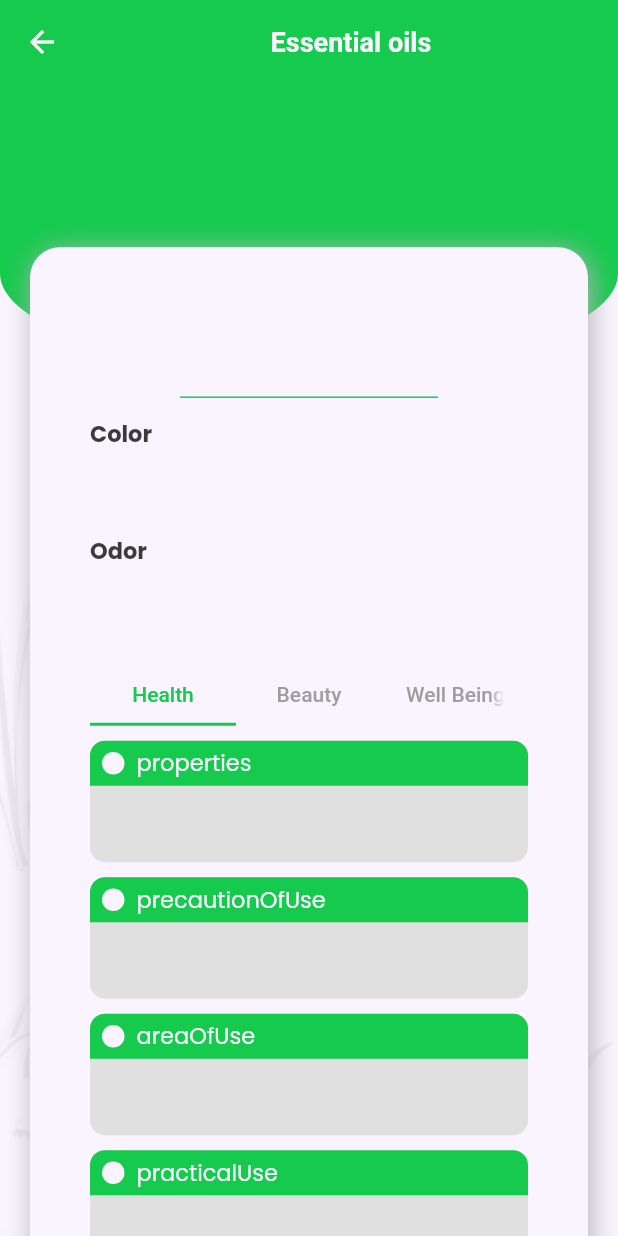
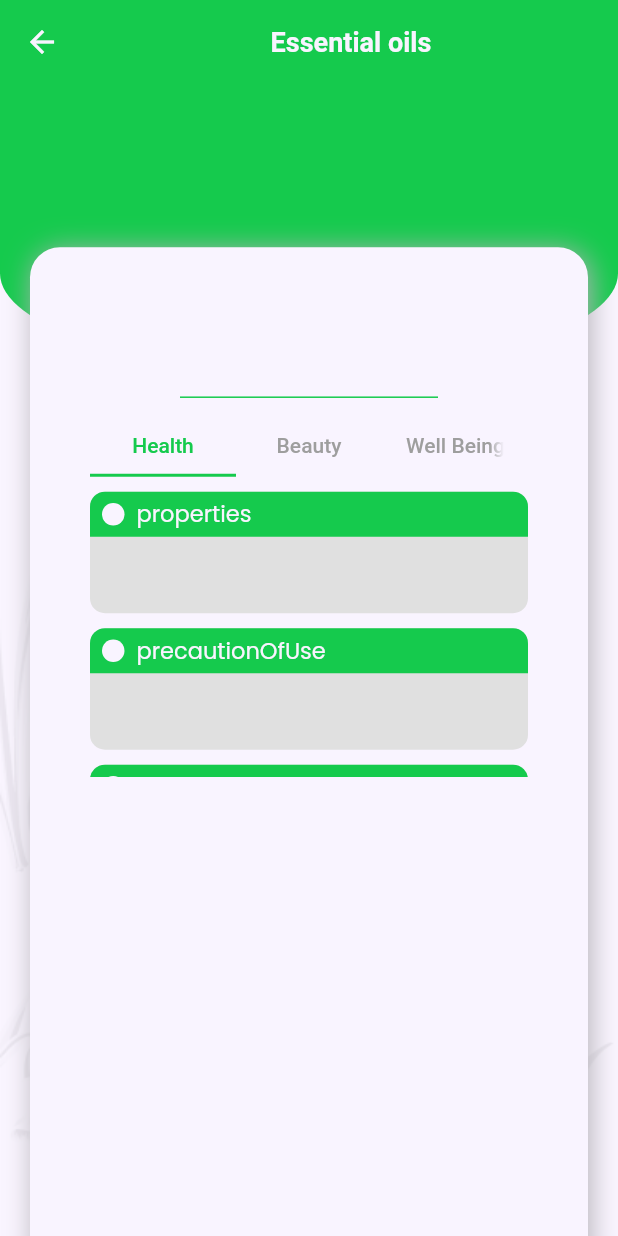
Before and after one commit to phytogenia/aromatherapy-app, a Flutter app: the OilDetails screen opened directly with empty values, on a phone screen of 412 x 824 dp. Run offline on Flutter 3.47's test engine with Material 2 defaults, Android fonts, the phone set to English and light mode, and no system bars; our stand-ins replace cloud_firestore, curved_navigation_bar, firebase_auth, firebase_core, google_fonts, google_sign_in and 2 more; missing offline and left inert: flutter_facebook_auth; accounts and stored records are empty.

Commit message:
oils properties list height fix

```diff
--- a/lib/screens/home/oils/oil_details.dart
+++ b/lib/screens/home/oils/oil_details.dart
@@ -126,6 +126,7 @@ class _OilDetailsState extends State<OilDetails> {
                           padding: const EdgeInsets.symmetric(
                               vertical: 20, horizontal: 40),
                           child: SingleChildScrollView(
+
                             child: Column(
                               children: [
                                 const SizedBox(height: 8),
@@ -156,8 +157,8 @@ class _OilDetailsState extends State<OilDetails> {
                                   color: kPrimaryColor,
                                 ),
                                 const SizedBox(height: 5),
-                                !s.isEmpty ?
-                                Column(
+                                !s.isEmpty
+                                    ? Column(
                                         children: [
                                           const Align(
                                             alignment: Alignment.topLeft,
@@ -180,13 +181,13 @@ class _OilDetailsState extends State<OilDetails> {
                                             ),
                                           ),
                                           const SizedBox(height: 10),
-
                                         ],
-                                ):
-                                    const SizedBox(height: 0,),
-
-                                !p.isEmpty ?
-                                Column(
+                                      )
+                                    : const SizedBox(
+                                        height: 0,
+                                      ),
+                                !p.isEmpty
+                                    ? Column(
                                         children: [
                                           const Align(
                                             alignment: Alignment.topLeft,
@@ -198,7 +199,6 @@ class _OilDetailsState extends State<OilDetails> {
                                                   fontWeight: FontWeight.bold),
                                             ),
                                           ),
-
                                           Align(
                                             alignment: Alignment.topLeft,
                                             child: Text(
@@ -210,11 +210,13 @@ class _OilDetailsState extends State<OilDetails> {
                                             ),
                                           ),
                                           const SizedBox(height: 10),
-
                                         ],
-                                ): const SizedBox(height: 0,),
-
-                               !aspect.isEmpty? Column(
+                                      )
+                                    : const SizedBox(
+                                        height: 0,
+                                      ),
+                                !aspect.isEmpty
+                                    ? Column(
                                         children: [
                                           const Align(
                                             alignment: Alignment.topLeft,
@@ -229,15 +231,17 @@ class _OilDetailsState extends State<OilDetails> {
                                           const SizedBox(height: 5),
                                           SizedBox(
                                             height: 40,
-                                      child:
-                                      PrimaryListProperties(properties: aspect),
+                                            child: PrimaryListProperties(
+                                                properties: aspect),
                                           ),
                                           const SizedBox(height: 10),
-
                                         ],
-                                ): SizedBox(height: 0,),
-
-                                Column(
+                                      )
+                                    : SizedBox(
+                                        height: 0,
+                                      ),
+                                colo.isNotEmpty
+                                    ? Column(
                                         children: [
                                           const Align(
                                             alignment: Alignment.topLeft,
@@ -252,14 +256,17 @@ class _OilDetailsState extends State<OilDetails> {
                                           const SizedBox(height: 5),
                                           SizedBox(
                                             height: 40,
-                                      child:
-                                      PrimaryListProperties(properties: colo),
+                                            child: PrimaryListProperties(
+                                                properties: colo),
                                           ),
                                           const SizedBox(height: 10),
                                         ],
+                                      )
+                                    : const SizedBox(
+                                        height: 0,
                                       ),
-
-                                Column(
+                                odor.isNotEmpty
+                                    ? Column(
                                         children: [
                                           const Align(
                                             alignment: Alignment.topLeft,
@@ -274,13 +281,15 @@ class _OilDetailsState extends State<OilDetails> {
                                           const SizedBox(height: 5),
                                           SizedBox(
                                             height: 40,
-                                      child:
-                                      PrimaryListProperties(properties: odor),
+                                            child: PrimaryListProperties(
+                                                properties: odor),
                                           ),
                                           const SizedBox(height: 20),
                                         ],
+                                      )
+                                    : const SizedBox(
+                                        height: 0,
                                       ),
-
                                 DefaultTabController(
                                     initialIndex: SelectedIndex,
                                     length: 3,
@@ -309,69 +318,76 @@ class _OilDetailsState extends State<OilDetails> {
                                       ),
                                     )),
                                 SelectedIndex == 0
-                                    ? SizedBox(
-                                        height:
-                                            MediaQuery.of(context).size.height,
-                                        child: health != null?
-                                        ListView.builder(
-                                            padding: const EdgeInsets.symmetric(
+                                    ? ConstrainedBox(
+                                    constraints: const BoxConstraints(maxHeight: 200, minHeight: 56.0),
+                                        child: health != null
+                                            ? ListView.builder(
+                                                padding:
+                                                    const EdgeInsets.symmetric(
                                                         vertical: 10),
-                                            physics: NeverScrollableScrollPhysics(),
                                                 shrinkWrap: true,
-                                            itemCount: health!.toMap().entries.toList().length,
+                                                itemCount: health!
+                                                    .toMap()
+                                                    .entries
+                                                    .toList()
+                                                    .length,
                                                 scrollDirection: Axis.vertical,
                                                 itemBuilder: (context, index) {
-                                              var entryList = health!.toMap().entries.toList();
-                                              print(index);
-                                              return !entryList[index].value.toString().contains("null")
+                                                  var entryList = health!
+                                                      .toMap()
+                                                      .entries
+                                                      .toList();
+                                                  return entryList[
+                                                  index]
+                                                      .value != null
                                                       ? PrimaryPropertyDescriptionCard(
-                                                      title: entryList[index].key,
-                                                      description: entryList[index].value ,
+                                                          title:
+                                                              entryList[index]
+                                                                  .key,
+                                                          description:
+                                                              entryList[index]
+                                                                  .value,
                                                         )
                                                       : const SizedBox(
                                                           height: 0,
                                                         );
-                                            }):const SizedBox(
+                                                })
+                                            : const SizedBox(
                                                 height: 0,
                                               ))
                                     : SelectedIndex == 1
-                                        ? SizedBox(
-                                            height: MediaQuery.of(context)
-                                                .size
-                                                .height,
+                                        ? ConstrainedBox(
+                                    constraints: const BoxConstraints(maxHeight: 200, minHeight: 56.0),
                                             child: beauty != null
                                                 ? ListView.builder(
-                                                    padding: const EdgeInsets
-                                                            .symmetric(
+                                                    padding:
+                                                        const EdgeInsets.symmetric(
                                                             vertical: 10),
-                                                    physics: NeverScrollableScrollPhysics(),
                                                     shrinkWrap: true,
-                                                    itemCount: beauty
-                                                        .toString()
-                                                        .split(",")
+                                                    itemCount: beauty!
+                                                        .toMap()
+                                                        .entries
+                                                        .toList()
                                                         .length,
                                                     scrollDirection:
                                                         Axis.vertical,
                                                     itemBuilder:
                                                         (context, index) {
-                                                      return !beauty
-                                                              .toString()
-                                                              .split(",")[index]
-                                                              .split(":")[1]
-                                                              .contains("null")
+                                                      var entryList = beauty!
+                                                          .toMap()
+                                                          .entries
+                                                          .toList();
+                                                      return entryList[
+                                                      index]
+                                                          .value != null
                                                           ? PrimaryPropertyDescriptionCard(
-                                                              title: beauty
-                                                                  .toString()
-                                                                  .split(",")[
+                                                              title: entryList[
                                                                       index]
-                                                                  .split(
-                                                                      ":")[0],
-                                                              description: beauty
-                                                                  .toString()
-                                                                  .split(",")[
+                                                                  .key,
+                                                              description:
+                                                                  entryList[
                                                                           index]
-                                                                  .split(
-                                                                      ":")[1],
+                                                                      .value,
                                                             )
                                                           : const SizedBox(
                                                               height: 0,
@@ -381,49 +397,47 @@ class _OilDetailsState extends State<OilDetails> {
                                                     height: 0,
                                                   ))
                                         : SelectedIndex == 2
-                                            ? SizedBox(
-                                                height: MediaQuery.of(context)
-                                                    .size
-                                                    .height,
-                                                child:wellBeing!=null? ListView.builder(
+                                            ? ConstrainedBox(
+                                             constraints: const BoxConstraints(maxHeight: 200, minHeight: 56.0),
+                                                child: wellBeing != null
+                                                    ? ListView.builder(
                                                         padding: const EdgeInsets
                                                                 .symmetric(
                                                             vertical: 10),
-                                                    physics: NeverScrollableScrollPhysics(),
                                                         shrinkWrap: true,
-                                                    itemCount: wellBeing
-                                                        .toString()
-                                                        .split(",")
+                                                        itemCount: wellBeing!
+                                                            .toMap()
+                                                            .entries
+                                                            .toList()
                                                             .length,
                                                         scrollDirection:
                                                             Axis.vertical,
                                                         itemBuilder:
                                                             (context, index) {
-                                                      return !wellBeing
-                                                              .toString()
-                                                              .split(",")[index]
-                                                              .split(":")[1]
-                                                              .contains("null")
+                                                          var entryList =
+                                                              wellBeing!
+                                                                  .toMap()
+                                                                  .entries
+                                                                  .toList();
+                                                          return entryList[
+                                                          index]
+                                                              .value != null
                                                               ? PrimaryPropertyDescriptionCard(
-                                                              title: wellBeing
-                                                                  .toString()
-                                                                  .split(",")[
+                                                                  title: entryList[
                                                                           index]
-                                                                  .split(
-                                                                      ":")[0],
-                                                              description: wellBeing
-                                                                  .toString()
-                                                                  .split(",")[
+                                                                      .key,
+                                                                  description:
+                                                                      entryList[
                                                                               index]
-                                                                  .split(
-                                                                      ":")[1],
+                                                                          .value,
                                                                 )
                                                               : const SizedBox(
                                                                   height: 0,
                                                                 );
-                                                    }):
-                                const SizedBox(height: 0,)
-                                )
+                                                        })
+                                                    : const SizedBox(
+                                                        height: 0,
+                                                      ))
                                             : const SizedBox(
                                                 height: 0,
                                               )
```
Lines whose indentation alone changed are shown as unchanged.
